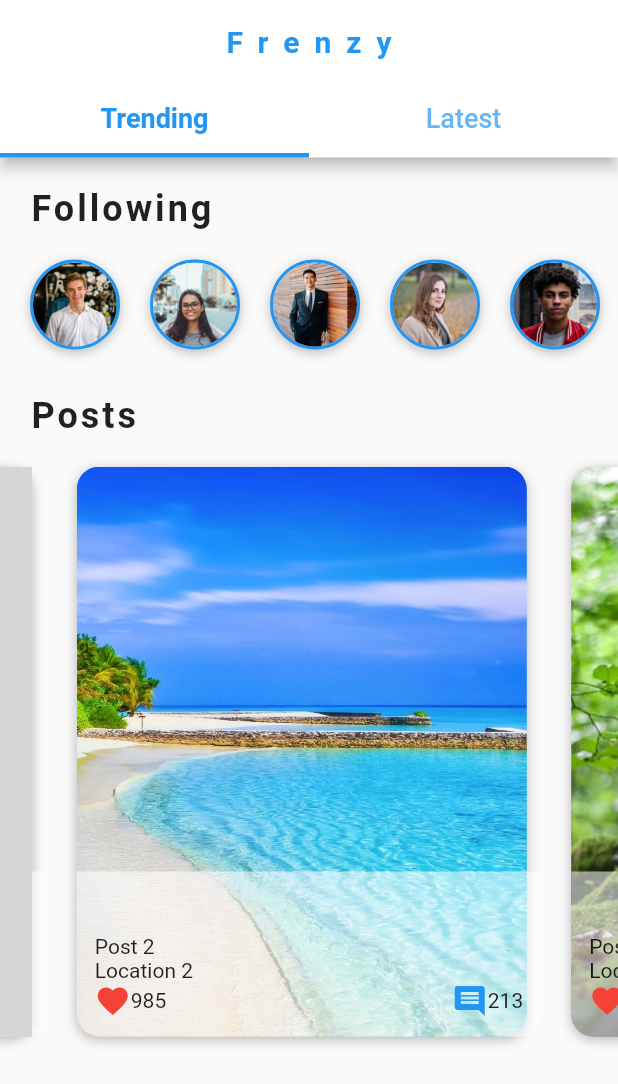
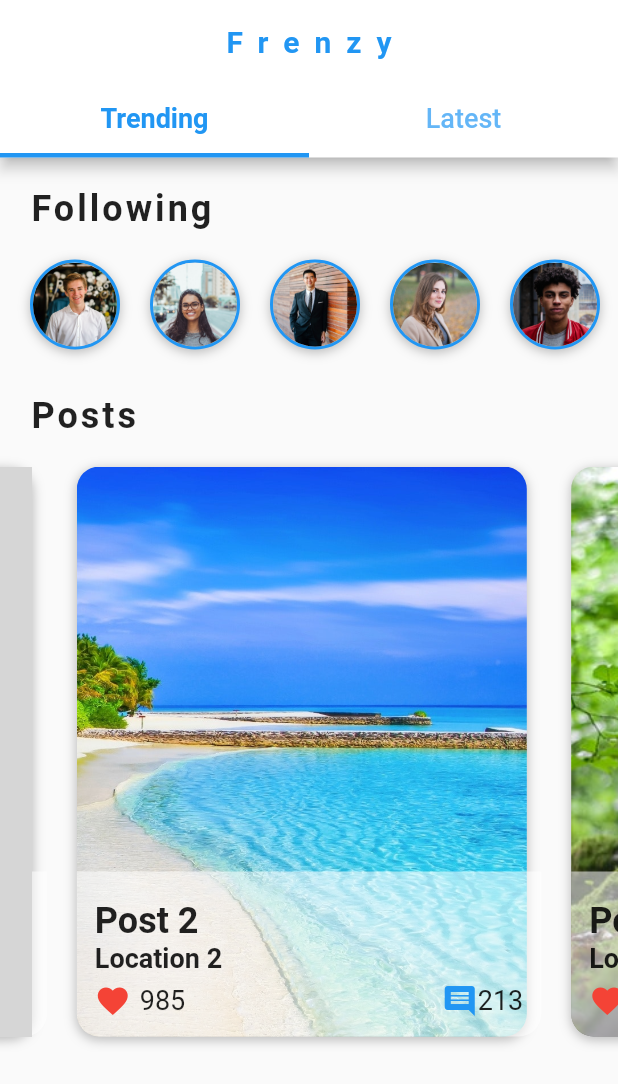
Before and after one commit to PauloSTDev/flutter_social_ui, a Flutter app: the HomeScreen screen opened directly, swiped to page 3, on a phone screen of 412 x 824 dp. Shown: the top 1084 px of the screen. Run offline on Flutter 3.47's test engine with Material 2 defaults, Android fonts, the phone set to English and light mode, and no system bars; grey boxes are pictures that could not be loaded.

Commit message:
Implementa solução de overflowed e estiliza Texts

```diff
--- a/lib/widgets/posts_carousel.dart
+++ b/lib/widgets/posts_carousel.dart
@@ -43,18 +43,32 @@ class PostsCarousel extends StatelessWidget {
             padding: EdgeInsets.all(12.0),
             height: 110.0,
             decoration: BoxDecoration(
-                color: Colors.white54,
-                borderRadius: BorderRadius.only(
-                  bottomLeft: Radius.circular(15.0),
-                  bottomRight: Radius.circular(15.0),
-                ),
+              color: Colors.white54,
+              borderRadius: BorderRadius.only(
+                bottomLeft: Radius.circular(15.0),
+                bottomRight: Radius.circular(15.0),
+              ),
             ),
             child: Column(
               mainAxisAlignment: MainAxisAlignment.end,
               crossAxisAlignment: CrossAxisAlignment.start,
               children: [
-                Text(post.title),
-                Text(post.location),
+                Text(
+                  post.title,
+                  style: TextStyle(
+                      fontWeight: FontWeight.bold,
+                      fontSize: 24.0,
+                  ),
+                  overflow: TextOverflow.ellipsis,
+                ),
+                Text(post.location,
+                  style: TextStyle(
+                    fontWeight: FontWeight.w600,
+                    fontSize: 18.0,
+                  ),
+                  overflow: TextOverflow.ellipsis,
+                ),
+                SizedBox(height: 6.0,),
                 Row(
                   mainAxisAlignment: MainAxisAlignment.spaceBetween,
                   children: [
@@ -64,15 +78,25 @@ class PostsCarousel extends StatelessWidget {
                           Icons.favorite,
                           color: Colors.red,
                         ),
-                        Text(post.likes.toString())
+                        SizedBox(width: 6.0,),
+                        Text(post.likes.toString(),
+                          style: TextStyle(
+                            fontSize: 18.0,
+                          ),
+                        ),
                       ],
                     ),
                     Row(
                       children: [
-                        Icon(Icons.comment,
+                        Icon(
+                          Icons.comment,
                           color: Theme.of(context).primaryColor,
                         ),
-                        Text(post.comments.toString())
+                        Text(post.comments.toString(),
+                          style: TextStyle(
+                            fontSize: 18.0,
+                          ),
+                        ),
                       ],
                     ),
                   ],
```
